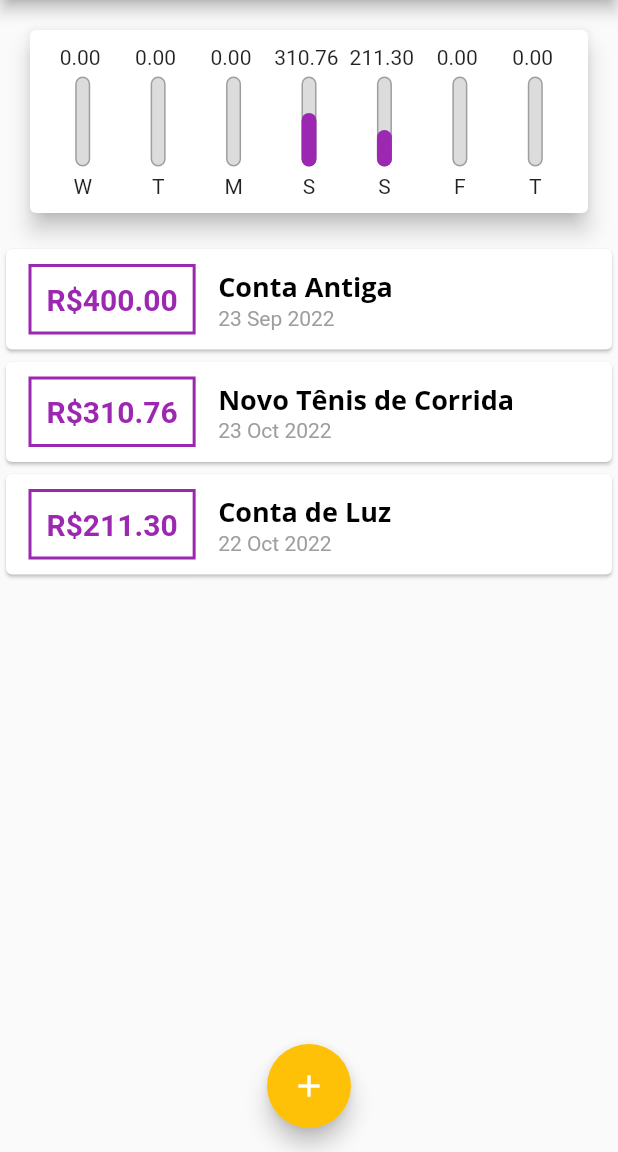
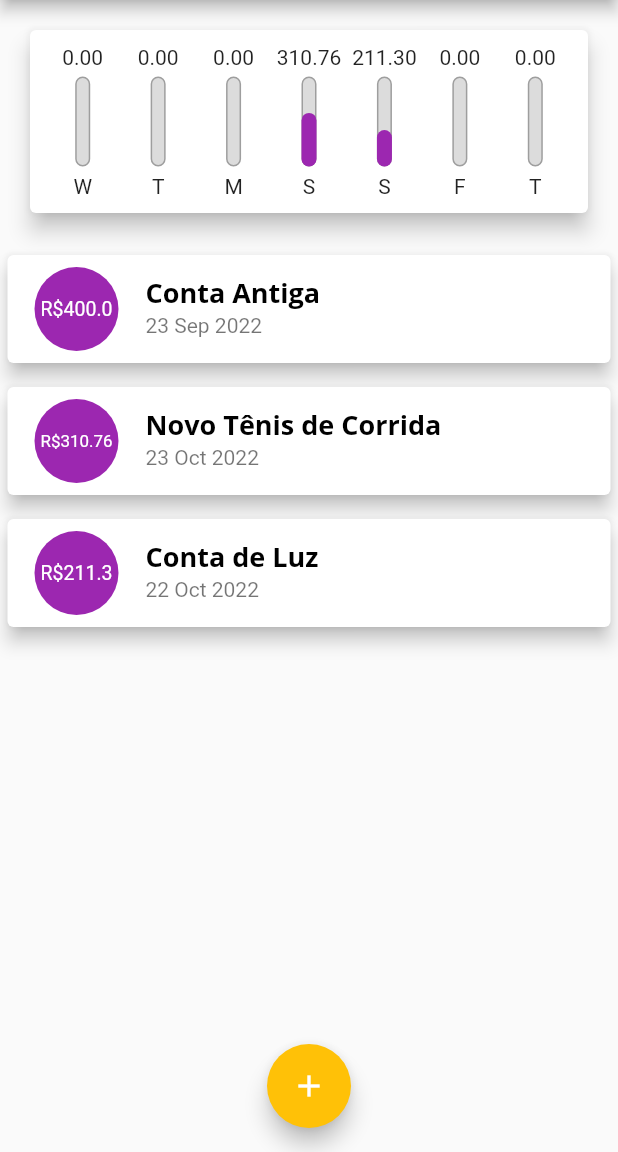
Before and after one commit to pf-haidar/expenses, a Flutter app: the screen it shows after launch, on a phone screen of 412 x 824 dp, the part 84-1236 px from its top. Run offline on Flutter 3.47's test engine with Material 2 defaults, Android fonts, the phone set to English and light mode, and no system bars.

Commit message:
format changing to listtile

```diff
--- a/lib/components/chart_bar.dart
+++ b/lib/components/chart_bar.dart
@@ -19,7 +19,7 @@ class ChartBar extends StatelessWidget {
         // Text('R\$${value.toStringAsFixed(2)}'),
         FittedBox(
           child: Text(
-            '${value.toStringAsFixed(2)} ',
+            '${value.toStringAsFixed(2)}',
           ),
         ),
         const SizedBox(height: 5),
--- a/lib/components/transaction_list.dart
+++ b/lib/components/transaction_list.dart
@@ -40,49 +40,25 @@ class TransactionList extends StatelessWidget {
               itemBuilder: (ctx, index) {
                 final tr = transactions[index];
                 return Card(
-                  child: Row(
-                    children: [
-                      Container(
-                        margin: const EdgeInsets.symmetric(
-                          horizontal: 15,
-                          vertical: 10,
-                        ),
-                        decoration: BoxDecoration(
-                          border: Border.all(
-                            color: Theme.of(context).colorScheme.primary,
-                            width: 2,
-                          ),
-                        ),
-                        padding: const EdgeInsets.all(10),
-                        child: Text(
-                          'R\$${tr.value.toStringAsFixed(2)}',
-                          style: TextStyle(
-                            fontWeight: FontWeight.bold,
-                            fontSize: 20,
-                            color: Theme.of(context).colorScheme.primary,
+                  elevation: 5,
+                  margin: const EdgeInsets.symmetric(vertical: 8, horizontal: 5),
+                  child: ListTile(
+                    leading: CircleAvatar(
+                      backgroundColor: Theme.of(context).colorScheme.primary,
+                      radius: 30,
+                      child: Padding(
+                        padding: const EdgeInsets.all(6),
+                        child: FittedBox(
+                          child: Text(
+                            'R\$${tr.value}',
+                            style: TextStyle(color: Colors.white),
                           ),
                         ),
                       ),
-                      Column(
-                        crossAxisAlignment: CrossAxisAlignment.start,
-                        children: [
-                          Text(
-                            tr.title,
-                            style: Theme.of(context).textTheme.headline6,
-                            // style: TextStyle(
-                            //   fontSize: 16,
-                            //   fontWeight: FontWeight.bold,
-                            // ),
-                          ),
-                          Text(
-                            DateFormat('d MMM y').format(tr.date),
-                            style: TextStyle(
-                              color: Colors.grey,
-                            ),
-                          ),
-                        ],
-                      )
-                    ],
+                    ),
+                    title: Text(tr.title,
+                        style: Theme.of(context).textTheme.headline6),
+                    subtitle: Text(DateFormat('d MMM y').format(tr.date),),
                   ),
                 );
               },
```
